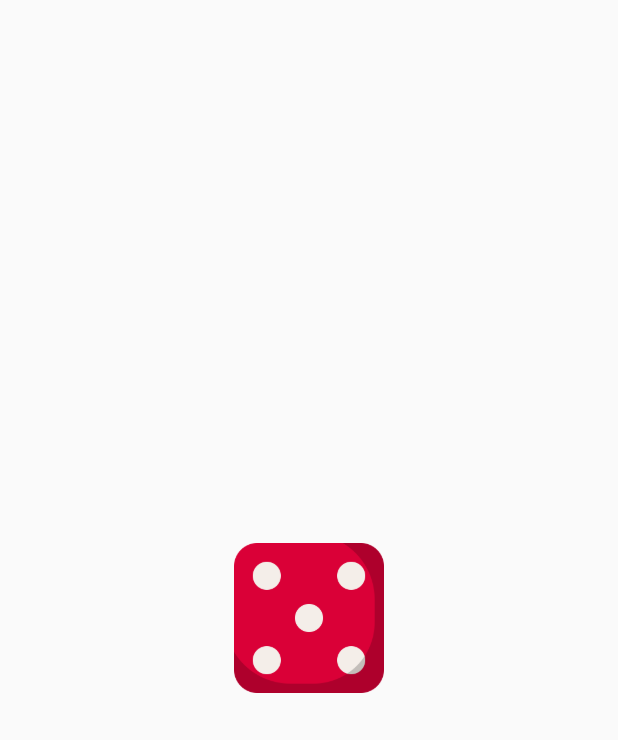
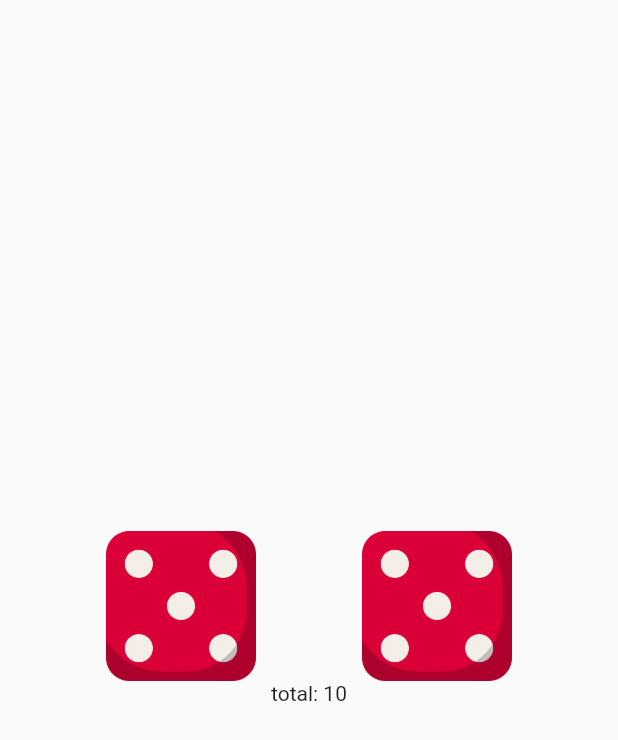
Before and after one commit to developer-jbulls/dice, a Flutter app: the screen it shows after launch, on a phone screen of 412 x 824 dp. Shown: the top 740 px of the screen. Run offline on Flutter 3.47's test engine with Material 2 defaults, Android fonts, the phone set to English and light mode, and no system bars; our stand-ins replace flutter_mobx, mobx; generated files the repository leaves out were written again.

Commit message:
- added computed - added left and right roll actions - added total count

```diff
--- a/lib/main.dart
+++ b/lib/main.dart
@@ -44,14 +44,37 @@ class HomeScreen extends StatelessWidget {
     return Scaffold(
       body: Center(
         child: Observer(
-          builder: (_) => GestureDetector(
-              onTap: state.roll,
-              child: Image.asset(
-                'assets/images/${state.dice}.png',
-                height: 100,
-                width: 100,
-              ),
-            )
+          builder: (_) {
+            return Column(
+              mainAxisAlignment: MainAxisAlignment.center,
+              crossAxisAlignment: CrossAxisAlignment.center,
+              children: [
+                Row(
+                  mainAxisAlignment: MainAxisAlignment.spaceEvenly,
+                  crossAxisAlignment: CrossAxisAlignment.center,
+                  children: [
+                    GestureDetector(
+                      onTap: state.rollLeft,
+                      child: Image.asset(
+                        'assets/images/${state.diceLeft}.png',
+                        height: 100,
+                        width: 100,
+                      ),
+                    ),
+                    GestureDetector(
+                      onTap: state.rollRight,
+                      child: Image.asset(
+                        'assets/images/${state.diceRight}.png',
+                        height: 100,
+                        width: 100,
+                      ),
+                    ),
+                  ],
+                ),
+                Text('total: ${state.total}'),
+              ],
+            );
+          }
         ),
       ),
     );
```
Also changed, not shown: lib/utils/mobx/app_store.dart (+13 -3 lines), lib/utils/mobx/app_store.g.dart.
